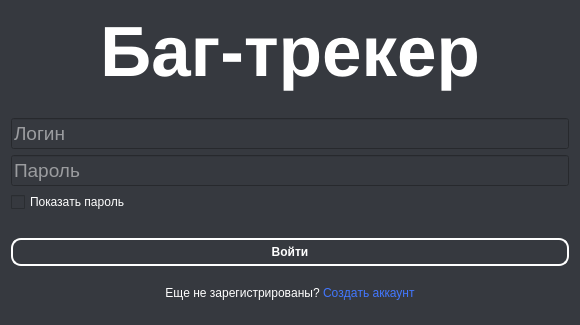
Old version of the form interfaces/login_form.ui in the repository ArtShibaev/Bugtracker.
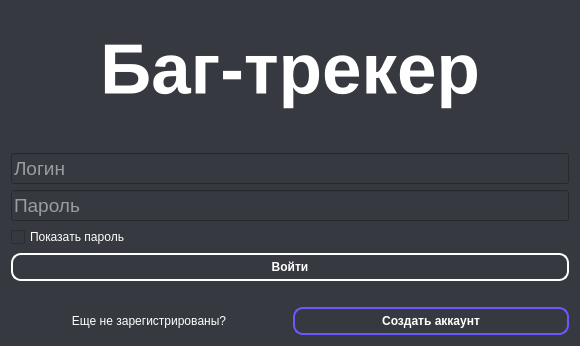
New version of the form.

Commit message: Сделана навигация между регистрацией и входом Все-таки через кнопки

Diff of the .ui file:
```diff
--- a/interfaces/login_form.ui
+++ b/interfaces/login_form.ui
@@ -7,7 +7,7 @@
     <x>0</x>
     <y>0</y>
     <width>580</width>
-    <height>325</height>
+    <height>346</height>
    </rect>
   </property>
   <property name="maximumSize">
@@ -172,20 +172,7 @@
       </widget>
      </item>
      <item>
-      <spacer name="horizontalSpacer">
-       <property name="orientation">
-        <enum>Qt::Horizontal</enum>
-       </property>
-       <property name="sizeHint" stdset="0">
-        <size>
-         <width>40</width>
-         <height>20</height>
-        </size>
-       </property>
-      </spacer>
-     </item>
-     <item>
-      <widget class="QPushButton" name="submit_button">
+      <widget class="QPushButton" name="login_button">
        <property name="font">
         <font>
          <weight>75</weight>
@@ -206,18 +193,52 @@
       </widget>
      </item>
      <item>
-      <widget class="QLabel" name="label_register">
-       <property name="styleSheet">
-        <string notr="true"/>
+      <spacer name="horizontalSpacer">
+       <property name="orientation">
+        <enum>Qt::Horizontal</enum>
        </property>
-       <property name="text">
-        <string>Еще не зарегистрированы? &lt;a href=&quot;registration_page.ui&quot; style=&quot;text-decoration: none;
-color: rgb(66, 119, 255)&quot;&gt;Создать аккаунт&lt;/a&gt;</string>
+       <property name="sizeHint" stdset="0">
+        <size>
+         <width>40</width>
+         <height>20</height>
+        </size>
        </property>
-       <property name="alignment">
-        <set>Qt::AlignCenter</set>
-       </property>
-      </widget>
+      </spacer>
+     </item>
+     <item>
+      <layout class="QHBoxLayout" name="horizontalLayout">
+       <item>
+        <widget class="QLabel" name="label">
+         <property name="text">
+          <string>Еще не зарегистрированы?</string>
+         </property>
+         <property name="alignment">
+          <set>Qt::AlignCenter</set>
+         </property>
+        </widget>
+       </item>
+       <item>
+        <widget class="QPushButton" name="register_button">
+         <property name="font">
+          <font>
+           <weight>75</weight>
+           <bold>true</bold>
+          </font>
+         </property>
+         <property name="cursor">
+          <cursorShape>PointingHandCursor</cursorShape>
+         </property>
+         <property name="styleSheet">
+          <string notr="true">border: 2px solid rgb(107, 89, 255);
+padding: 5px;
+border-radius: 10px;</string>
+         </property>
+         <property name="text">
+          <string>Создать аккаунт</string>
+         </property>
+        </widget>
+       </item>
+      </layout>
      </item>
     </layout>
    </item>
```
The commit also changes 3 other files.
